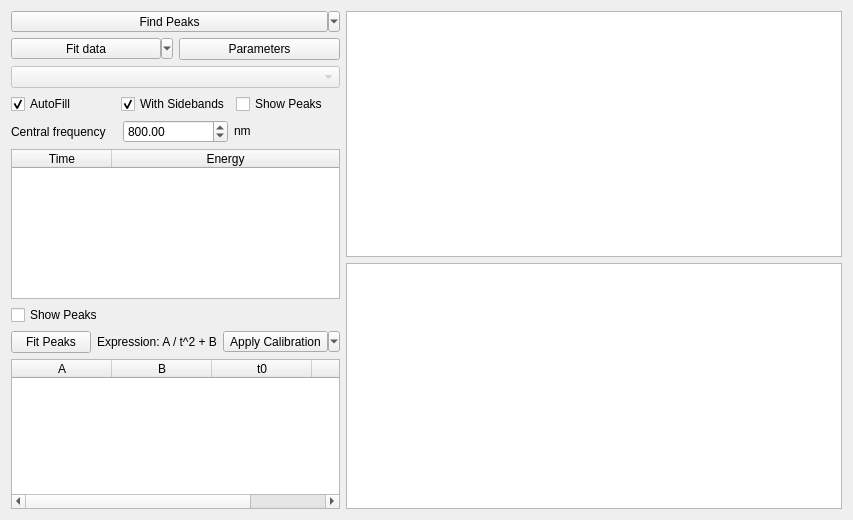
Before: the Qt Designer form calibration_toolbox.ui in Attolab/GUI_XUV_SE10, drawn with Qt 5.
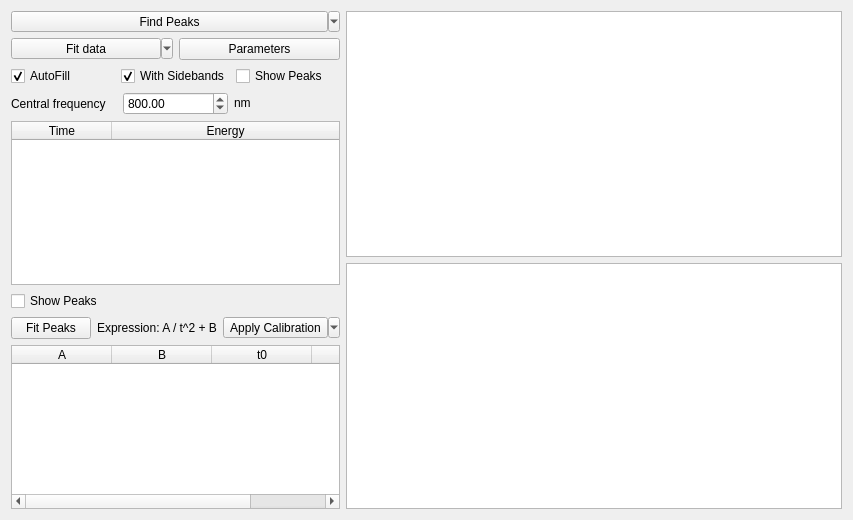
After: the same form once the commit is applied. Custom widgets are drawn as their Qt base class.

Commit message: Automatically finds peaks after parameters change

Patch:
```diff
--- a/calibration_toolbox.ui
+++ b/calibration_toolbox.ui
@@ -83,13 +83,6 @@
        </item>
       </layout>
      </item>
-     <item>
-      <widget class="QComboBox" name="findPeaks_comboBox">
-       <property name="enabled">
-        <bool>false</bool>
-       </property>
-      </widget>
-     </item>
      <item>
       <layout class="QHBoxLayout" name="horizontalLayout_3">
        <item>
```
The commit also changes 4 other files.
